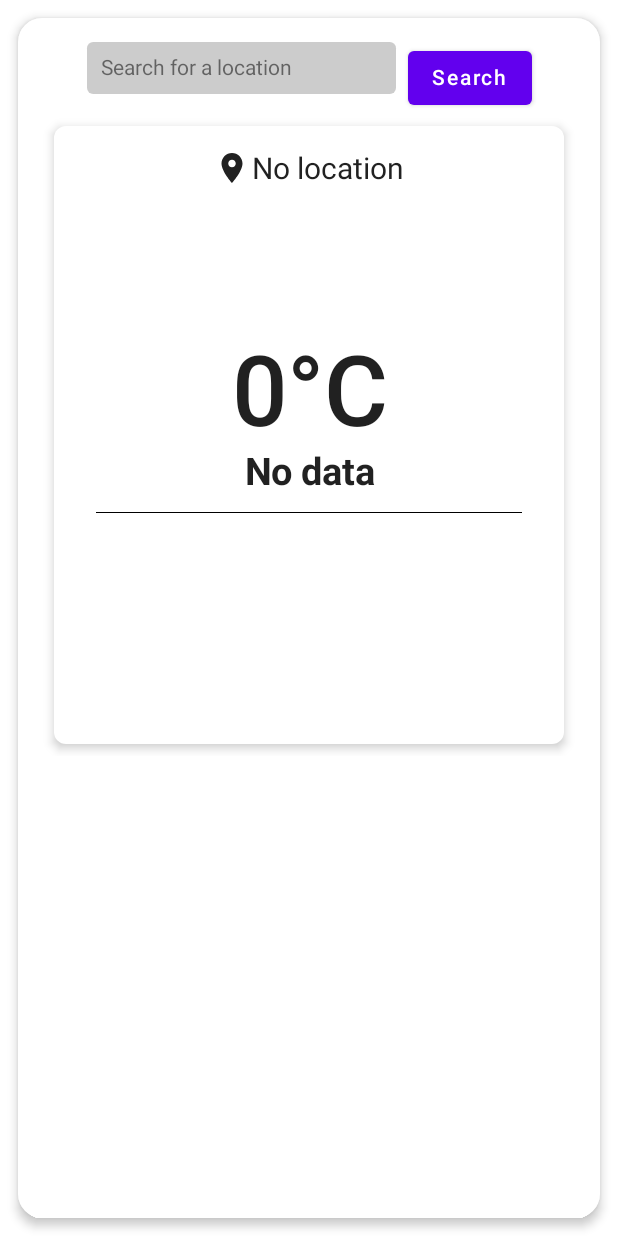
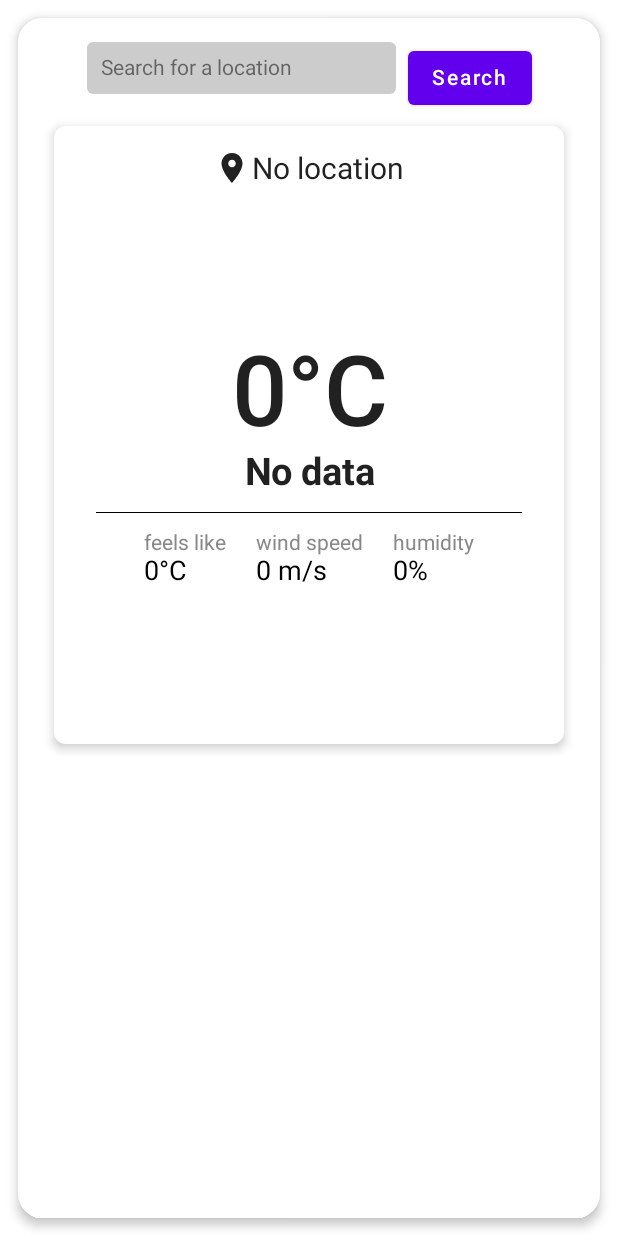
Before and after one commit to Kiekara/weather-app, an Android app built with Jetpack Compose: the screen it shows after launch (MainActivity), on a phone screen of 412 x 824 dp. Run offline under Robolectric (Android 15) with nearby library versions, the phone set to English and light mode, and no system bars.

Commit message:
Add Composable function LabeledText

```diff
--- a/WeatherApp/app/src/main/java/fi/tuni/weatherapp/screens/MainScreen.kt
+++ b/WeatherApp/app/src/main/java/fi/tuni/weatherapp/screens/MainScreen.kt
@@ -70,7 +70,10 @@ fun MainScreen() {
             WeatherView(
                 temperature = weatherObj.value.main?.temp,
                 weather = weatherObj.value.weather?.first()?.main,
-                city = weatherObj.value.name
+                city = weatherObj.value.name,
+                windSpeed = weatherObj.value.wind?.speed,
+                feelsLike = weatherObj.value.main?.feels_like,
+                humidity = weatherObj.value.main?.humidity
             )
         }
     }
--- /dev/null
+++ b/WeatherApp/app/src/main/java/fi/tuni/weatherapp/weatherview/LabeledText.kt
@@ -0,0 +1,34 @@
+package fi.tuni.weatherapp.weatherview
+
+import androidx.compose.foundation.layout.Column
+import androidx.compose.material.Text
+import androidx.compose.runtime.Composable
+import androidx.compose.ui.Alignment
+import androidx.compose.ui.graphics.Color
+import androidx.compose.ui.unit.TextUnit
+import androidx.compose.ui.unit.sp
+
+@Composable
+fun LabeledText(
+    text: String,
+    label: String,
+    fontSize: TextUnit = 18.sp,
+    labelSize: TextUnit = 14.sp,
+    fontColor: Color = Color.Black,
+    labelColor: Color = Color.Gray
+) {
+    Column(
+        horizontalAlignment = Alignment.Start
+    ) {
+        Text(
+            text = label,
+            fontSize = labelSize,
+            color = labelColor
+        )
+        Text(
+            text = text,
+            fontSize = fontSize,
+            color = fontColor
+        )
+    }
+}
--- a/WeatherApp/app/src/main/java/fi/tuni/weatherapp/weatherview/OtherWeatherInfo.kt
+++ b/WeatherApp/app/src/main/java/fi/tuni/weatherapp/weatherview/OtherWeatherInfo.kt
@@ -1,8 +1,36 @@
 package fi.tuni.weatherapp.weatherview
 
+import androidx.compose.foundation.layout.*
 import androidx.compose.runtime.Composable
+import androidx.compose.ui.Alignment
+import androidx.compose.ui.Modifier
+import androidx.compose.ui.unit.dp
+import kotlin.math.roundToInt
 
 @Composable
-fun OtherWeatherInfo() {
-
+fun OtherWeatherInfo(
+    feelsLike: Double? = 0.0,
+    windSpeed: Double? = 0.0,
+    humidity: Int? = 0
+) {
+    Column(
+        horizontalAlignment = Alignment.CenterHorizontally
+    ) {
+        Row() {
+            LabeledText(
+                text = "${feelsLike?.roundToInt() ?: 0}°C",
+                label = "feels like"
+            )
+            Spacer(modifier = Modifier.width(20.dp))
+            LabeledText(
+                text = "${windSpeed?.roundToInt() ?: 0} m/s",
+                label = "wind speed"
+            )
+            Spacer(modifier = Modifier.width(20.dp))
+            LabeledText(
+                text = "${humidity ?: 0}%",
+                label = "humidity"
+            )
+        }
+    }
 }
--- a/WeatherApp/app/src/main/java/fi/tuni/weatherapp/weatherview/WeatherView.kt
+++ b/WeatherApp/app/src/main/java/fi/tuni/weatherapp/weatherview/WeatherView.kt
@@ -20,7 +20,10 @@ import androidx.compose.ui.unit.sp
 fun WeatherView(
     temperature: Double? = 0.0,
     weather: String? = null,
-    city: String? = null
+    city: String? = null,
+    feelsLike: Double? = 0.0,
+    windSpeed: Double? = 0.0,
+    humidity: Int? = 0
 ) {
     val configuration = LocalConfiguration.current
 
@@ -54,7 +57,11 @@ fun WeatherView(
                     color = Color.Black,
                     thickness = 0.5.dp
                 )
-                OtherWeatherInfo()
+                OtherWeatherInfo(
+                    feelsLike = feelsLike,
+                    windSpeed = windSpeed,
+                    humidity = humidity
+                )
             }
         }
     }
```
